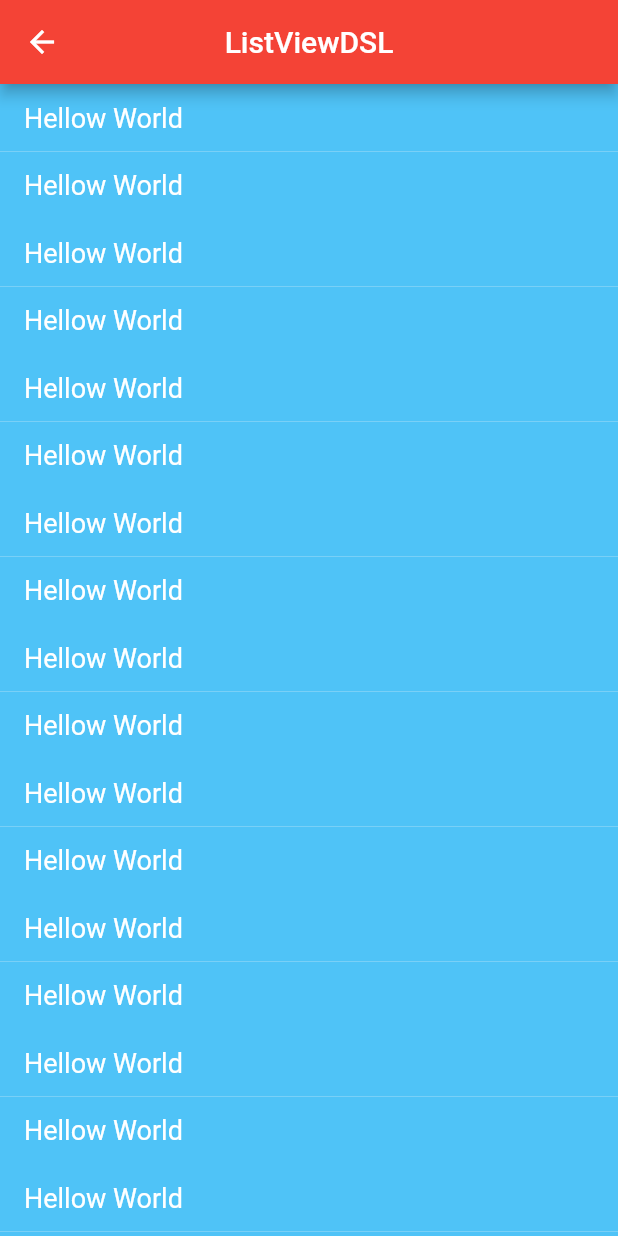
After one commit to CCGCHEN/Flutter_Record, a Flutter app: the ListViewDSL screen opened directly, on a phone screen of 412 x 824 dp. The commit adds this screen. Run offline on Flutter 3.47's test engine with Material 2 defaults, Android fonts, the phone set to English and light mode, and no system bars; our stand-ins replace args, flutter_redux, redux; missing offline and left inert: analyzer; generated files the repository leaves out were written again.

```diff
--- /dev/null
+++ b/dynamic_flutter/lib/dsl/listview_dsl.dart
@@ -0,0 +1,42 @@
+///
+///Author: YoungChan
+///Date: 2020-04-16 15:37:16
+///LastEditors: YoungChan
+///LastEditTime: 2020-04-22 20:33:59
+///Description: file content
+///
+import 'package:flutter/material.dart';
+
+class ListViewDSL extends StatefulWidget {
+  @override
+  _ListViewDSLState createState() => _ListViewDSLState();
+}
+
+class _ListViewDSLState extends State<ListViewDSL> {
+  @override
+  Widget build(BuildContext context) {
+    return Scaffold(
+      appBar: AppBar(
+        backgroundColor: Colors.red,
+        title: Text(
+          'ListViewDSL',
+          style: TextStyle(fontSize: 20, color: Colors.white),
+        ),
+        centerTitle: true,
+      ),
+      body: ListView.builder(
+        itemBuilder: (context, index) {
+          return Container(
+            padding: EdgeInsets.only(left: 16, right: 16),
+            alignment: Alignment.centerLeft,
+            child: Text('Hellow World',
+                style: TextStyle(color: Colors.white, fontSize: 18)),
+            color: Colors.lightBlue.shade300,
+            height: 45,
+          );
+        },
+        itemCount: 50,
+      ),
+    );
+  }
+}
--- a/dynamic_flutter/lib/dsl/test_code.dart
+++ b/dynamic_flutter/lib/dsl/test_code.dart
@@ -1,4 +1,4 @@
-int incTen(int a) {
+int addMethod(int a) {
   int b = a + 10;
   return b;
 }
--- a/dynamic_flutter/pubspec.yaml
+++ b/dynamic_flutter/pubspec.yaml
@@ -27,6 +27,7 @@ dependencies:
   # The following adds the Cupertino Icons font to your application.
   # Use with the CupertinoIcons class for iOS style icons.
   cupertino_icons: ^0.1.2
+  analyzer: ^0.39.8
 
 dev_dependencies:
   flutter_test:
```
Also changed, not shown: dynamic_flutter/lib/DetailAstVisitor.dart (added, +16 -0 lines), dynamic_flutter/lib/MyAstVisitor.dart (added, +196 -0 lines), dynamic_flutter/lib/convertutil.dart (+5 -12 lines), dynamic_flutter/pubspec.lock.
